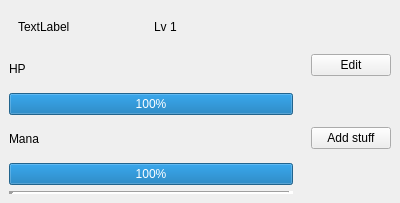
r0nd0ud0u/qt-rpg, file app/view/forms/heropanel.ui: the form before one commit.
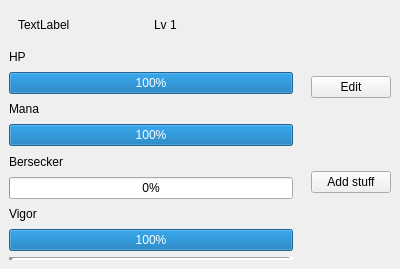
The form after the commit.

Commit message: add bersecker bar and vigor bar in hero panel

```diff
--- a/app/view/forms/heropanel.ui
+++ b/app/view/forms/heropanel.ui
@@ -7,7 +7,7 @@
     <x>0</x>
     <y>0</y>
     <width>400</width>
-    <height>203</height>
+    <height>269</height>
    </rect>
   </property>
   <property name="windowTitle">
@@ -95,6 +95,34 @@
         </property>
        </widget>
       </item>
+      <item>
+       <widget class="QLabel" name="bersecker_label">
+        <property name="text">
+         <string>Bersecker</string>
+        </property>
+       </widget>
+      </item>
+      <item>
+       <widget class="QProgressBar" name="bersecker_bar">
+        <property name="value">
+         <number>0</number>
+        </property>
+       </widget>
+      </item>
+      <item>
+       <widget class="QLabel" name="vigor_label">
+        <property name="text">
+         <string>Vigor</string>
+        </property>
+       </widget>
+      </item>
+      <item>
+       <widget class="QProgressBar" name="vigor_bar">
+        <property name="value">
+         <number>100</number>
+        </property>
+       </widget>
+      </item>
       <item>
        <widget class="Line" name="line">
         <property name="lineWidth">
```
The commit also changes 4 other files.
